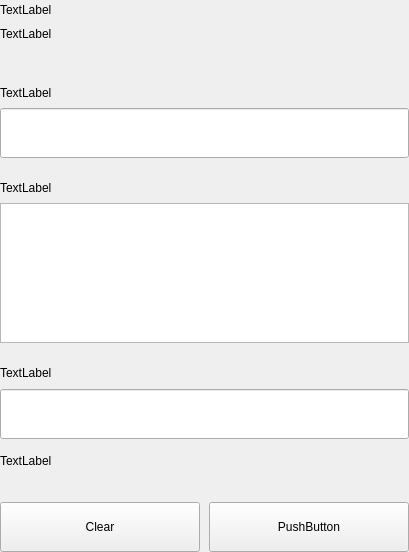
Before: the Qt Designer form src/qt/vitae/settings/forms/settingssignmessagewidgets.ui in VitaeTeam/Vitae, drawn with Qt 5.
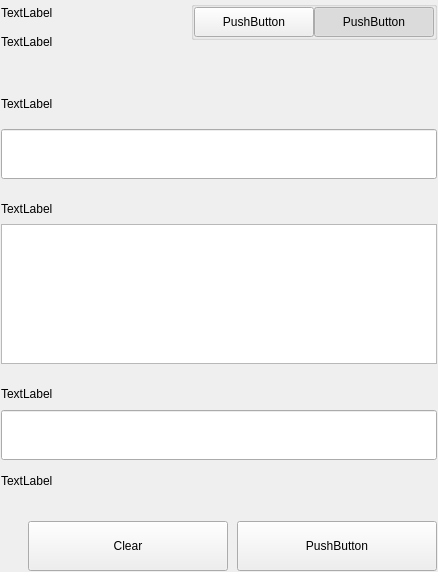
After: the same form once the commit is applied.

Commit message: [GUI] Sign/Verify flow fully connected.

```diff
--- a/src/qt/vitae/settings/forms/settingssignmessagewidgets.ui
+++ b/src/qt/vitae/settings/forms/settingssignmessagewidgets.ui
@@ -6,8 +6,8 @@
    <rect>
     <x>0</x>
     <y>0</y>
-    <width>400</width>
-    <height>552</height>
+    <width>438</width>
+    <height>572</height>
    </rect>
   </property>
   <property name="windowTitle">
@@ -45,14 +45,27 @@
        <number>0</number>
       </property>
       <item>
+       <widget class="QWidget" name="container_sign" native="true">
        <layout class="QVBoxLayout" name="verticalLayout_2">
         <property name="spacing">
          <number>0</number>
         </property>
+         <property name="leftMargin">
+          <number>1</number>
+         </property>
+         <property name="topMargin">
+          <number>1</number>
+         </property>
+         <property name="rightMargin">
+          <number>1</number>
+         </property>
+         <property name="bottomMargin">
+          <number>1</number>
+         </property>
         <item>
-         <layout class="QHBoxLayout" name="horizontalLayout_3">
+          <layout class="QHBoxLayout" name="horizontalLayout_3" stretch="3,1">
           <property name="spacing">
-           <number>0</number>
+            <number>40</number>
           </property>
           <item>
            <layout class="QVBoxLayout" name="verticalLayoutTitle">
@@ -78,6 +91,123 @@
             </item>
            </layout>
           </item>
+           <item alignment="Qt::AlignRight">
+            <widget class="QWidget" name="containerSwitch" native="true">
+             <layout class="QVBoxLayout" name="verticalLayout_6">
+              <property name="spacing">
+               <number>0</number>
+              </property>
+              <property name="leftMargin">
+               <number>0</number>
+              </property>
+              <property name="topMargin">
+               <number>0</number>
+              </property>
+              <property name="rightMargin">
+               <number>0</number>
+              </property>
+              <property name="bottomMargin">
+               <number>0</number>
+              </property>
+              <item alignment="Qt::AlignRight">
+               <widget class="QGroupBox" name="groupBox">
+                <property name="sizePolicy">
+                 <sizepolicy hsizetype="Fixed" vsizetype="Preferred">
+                  <horstretch>0</horstretch>
+                  <verstretch>0</verstretch>
+                 </sizepolicy>
+                </property>
+                <property name="title">
+                 <string/>
+                </property>
+                <property name="alignment">
+                 <set>Qt::AlignRight|Qt::AlignTop|Qt::AlignTrailing</set>
+                </property>
+                <layout class="QHBoxLayout" name="horizontalLayout_4">
+                 <property name="spacing">
+                  <number>0</number>
+                 </property>
+                 <property name="leftMargin">
+                  <number>0</number>
+                 </property>
+                 <property name="topMargin">
+                  <number>0</number>
+                 </property>
+                 <property name="rightMargin">
+                  <number>0</number>
+                 </property>
+                 <property name="bottomMargin">
+                  <number>0</number>
+                 </property>
+                 <item>
+                  <widget class="QPushButton" name="pushSign">
+                   <property name="minimumSize">
+                    <size>
+                     <width>120</width>
+                     <height>30</height>
+                    </size>
+                   </property>
+                   <property name="maximumSize">
+                    <size>
+                     <width>120</width>
+                     <height>30</height>
+                    </size>
+                   </property>
+                   <property name="text">
+                    <string>PushButton</string>
+                   </property>
+                   <property name="checkable">
+                    <bool>true</bool>
+                   </property>
+                   <property name="autoExclusive">
+                    <bool>true</bool>
+                   </property>
+                  </widget>
+                 </item>
+                 <item>
+                  <widget class="QPushButton" name="pushVerify">
+                   <property name="minimumSize">
+                    <size>
+                     <width>120</width>
+                     <height>30</height>
+                    </size>
+                   </property>
+                   <property name="maximumSize">
+                    <size>
+                     <width>120</width>
+                     <height>30</height>
+                    </size>
+                   </property>
+                   <property name="text">
+                    <string>PushButton</string>
+                   </property>
+                   <property name="checkable">
+                    <bool>true</bool>
+                   </property>
+                   <property name="checked">
+                    <bool>true</bool>
+                   </property>
+                   <property name="autoExclusive">
+                    <bool>true</bool>
+                   </property>
+                  </widget>
+                 </item>
+                </layout>
+               </widget>
+              </item>
+              <item alignment="Qt::AlignHCenter|Qt::AlignTop">
+               <widget class="QLabel" name="labelSubtitleSwitch">
+                <property name="text">
+                 <string/>
+                </property>
+                <property name="alignment">
+                 <set>Qt::AlignRight|Qt::AlignTrailing|Qt::AlignVCenter</set>
+                </property>
+               </widget>
+              </item>
+             </layout>
+            </widget>
+           </item>
          </layout>
         </item>
         <item>
@@ -98,9 +228,15 @@
         </item>
         <item>
          <widget class="QWidget" name="containerAddress" native="true">
-          <layout class="QHBoxLayout" name="horizontalLayout_6" stretch="2">
+           <property name="sizePolicy">
+            <sizepolicy hsizetype="Preferred" vsizetype="Fixed">
+             <horstretch>0</horstretch>
+             <verstretch>0</verstretch>
+            </sizepolicy>
+           </property>
+           <layout class="QVBoxLayout" name="verticalLayout_5" stretch="0,0">
            <property name="spacing">
-            <number>0</number>
+             <number>15</number>
            </property>
            <property name="leftMargin">
             <number>0</number>
@@ -113,11 +249,6 @@
            </property>
            <property name="bottomMargin">
             <number>0</number>
-           </property>
-           <item>
-            <layout class="QVBoxLayout" name="verticalLayout_7">
-             <property name="spacing">
-              <number>5</number>
              </property>
              <item>
               <widget class="QLabel" name="labelSubtitleAddress">
@@ -155,8 +286,6 @@
               </widget>
              </item>
             </layout>
-           </item>
-          </layout>
          </widget>
         </item>
         <item>
@@ -371,6 +500,7 @@
          </layout>
         </item>
        </layout>
+       </widget>
       </item>
      </layout>
     </widget>
```
Lines whose indentation alone changed are shown as unchanged. The commit also changes 2 other files.
